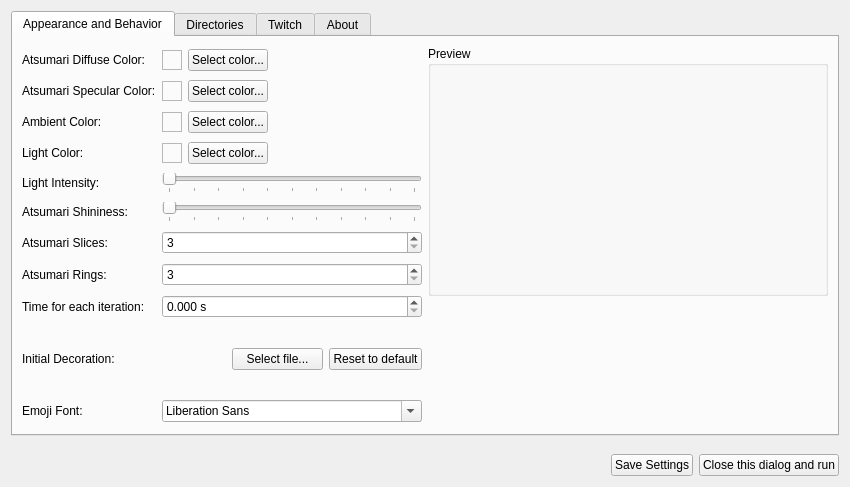
Before: the Qt Designer form setupwidget.ui in xiluembo/atsumari, drawn with Qt 5.
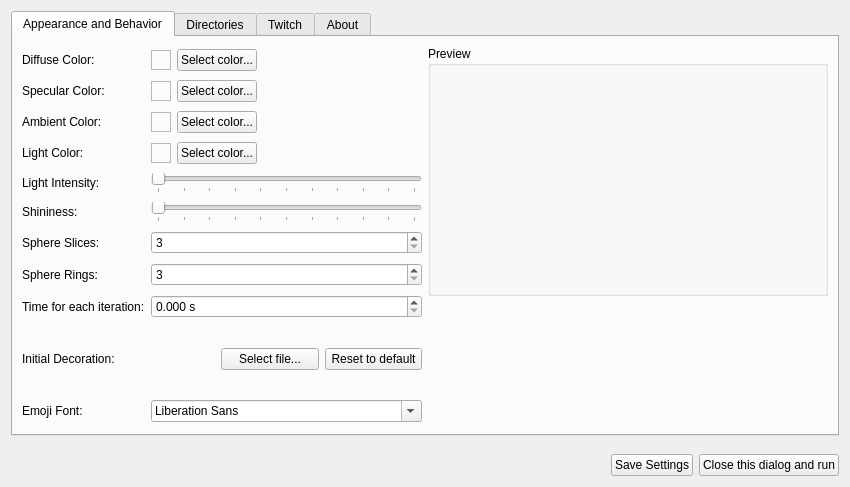
After: the same form once the commit is applied. Icons and pictures are not drawn.

Commit message: Remove the redundant word "Atsumari" from settings labels.

What changed in the file:
```diff
--- a/setupwidget.ui
+++ b/setupwidget.ui
@@ -41,7 +41,7 @@
               <locale language="English" country="UnitedStates"/>
              </property>
              <property name="text">
-              <string>Atsumari Shininess:</string>
+              <string>Shininess:</string>
              </property>
             </widget>
            </item>
@@ -126,7 +126,7 @@
               <locale language="English" country="UnitedStates"/>
              </property>
              <property name="text">
-              <string>Atsumari Specular Color:</string>
+              <string>Specular Color:</string>
              </property>
             </widget>
            </item>
@@ -178,7 +178,7 @@
               <locale language="English" country="UnitedStates"/>
              </property>
              <property name="text">
-              <string>Atsumari Rings:</string>
+              <string>Sphere Rings:</string>
              </property>
             </widget>
            </item>
@@ -260,7 +260,7 @@
               <locale language="English" country="UnitedStates"/>
              </property>
              <property name="text">
-              <string>Atsumari Diffuse Color:</string>
+              <string>Diffuse Color:</string>
              </property>
             </widget>
            </item>
@@ -378,7 +378,7 @@
               <locale language="English" country="UnitedStates"/>
              </property>
              <property name="text">
-              <string>Atsumari Slices:</string>
+              <string>Sphere Slices:</string>
              </property>
             </widget>
            </item>
```
